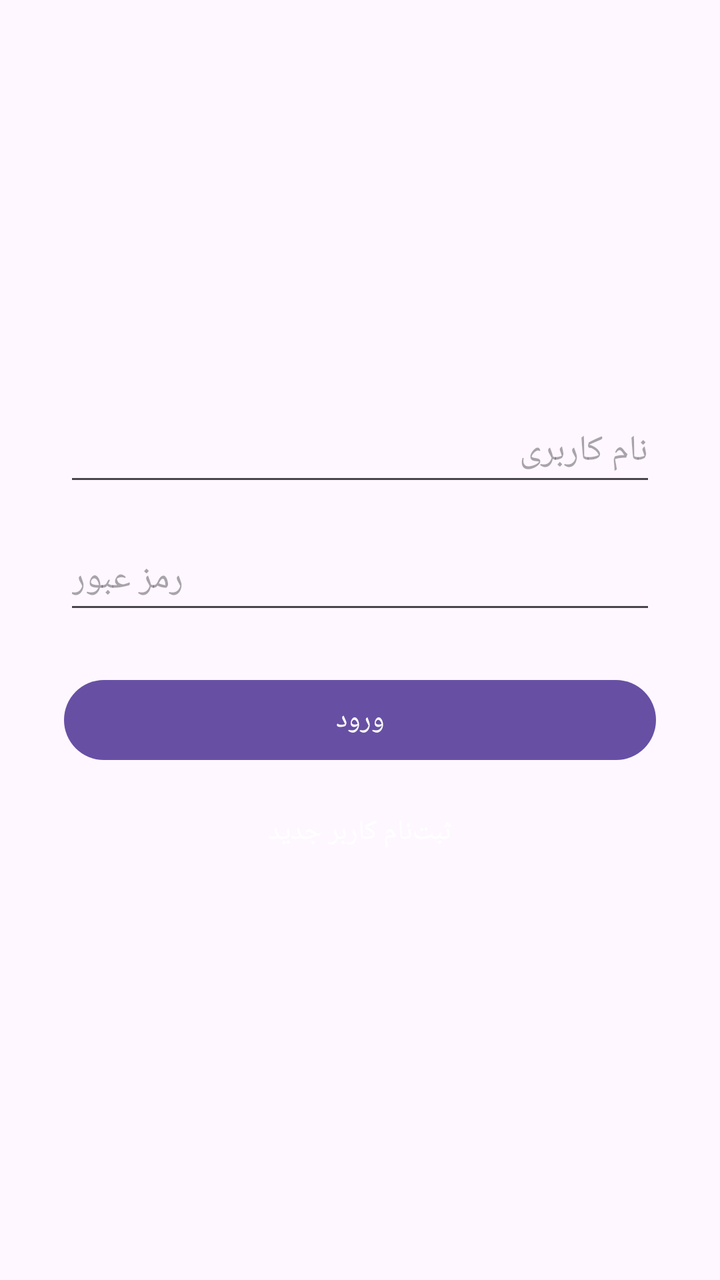
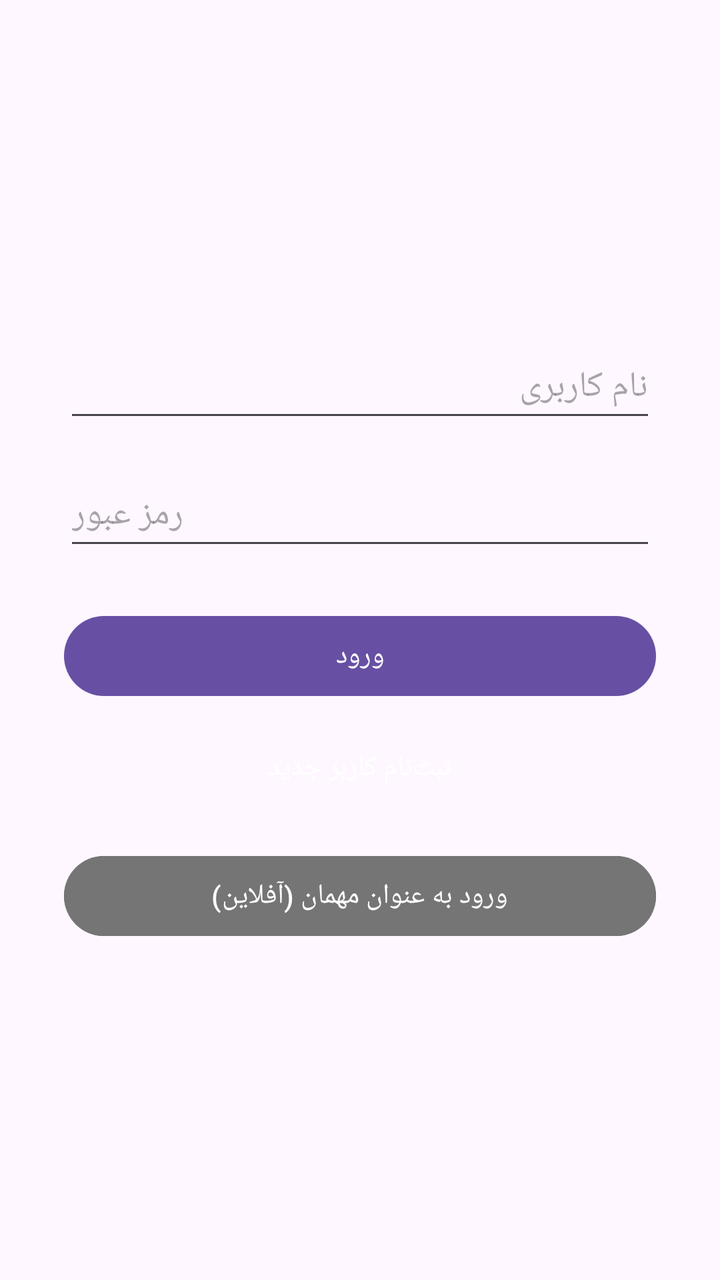

Screens rendered from an Android XML layout before and after an edit, with the pre-edit source and the edit as a unified diff.
<!-- AndroidManifest.xml: application theme Theme.Material3.DayNight.NoActionBar -->
<!-- res/layout/activity_login.xml -->
<?xml version="1.0" encoding="utf-8"?>
<LinearLayout xmlns:android="http://schemas.android.com/apk/res/android"
    android:layout_width="match_parent"
    android:layout_height="match_parent"
    android:orientation="vertical"
    android:padding="32dp"
    android:gravity="center">

    <EditText
        android:id="@+id/etUsername"
        android:layout_width="match_parent"
        android:layout_height="wrap_content"
        android:hint="نام کاربری"
        android:minHeight="48dp" />

    <EditText
        android:id="@+id/etPassword"
        android:layout_width="match_parent"
        android:layout_height="wrap_content"
        android:hint="رمز عبور"
        android:inputType="textPassword"
        android:layout_marginTop="16dp"
        android:minHeight="48dp" />

    <Button
        android:id="@+id/btnLogin"
        android:layout_width="match_parent"
        android:layout_height="wrap_content"
        android:text="ورود"
        android:layout_marginTop="24dp" />

    <Button
        android:id="@+id/btnRegister"
        android:layout_width="match_parent"
        android:layout_height="wrap_content"
        android:text="ثبت‌نام کاربر جدید"
        android:layout_marginTop="8dp"
        style="?android:attr/borderlessButtonStyle" />

</LinearLayout>
<!-- resources referenced by this layout -->
<resources>

</resources>

<!-- the commit's change to res/layout/activity_login.xml (unified diff, before → after) -->
@@ -37,4 +37,13 @@
         android:layout_marginTop="8dp"
         style="?android:attr/borderlessButtonStyle" />
 
+    
+    <Button
+        android:id="@+id/btnGuestLogin"
+        android:layout_width="match_parent"
+        android:layout_height="wrap_content"
+        android:layout_marginTop="16dp"
+        android:text="ورود به عنوان مهمان (آفلاین)"
+        android:backgroundTint="#757575" />
+
 </LinearLayout>
